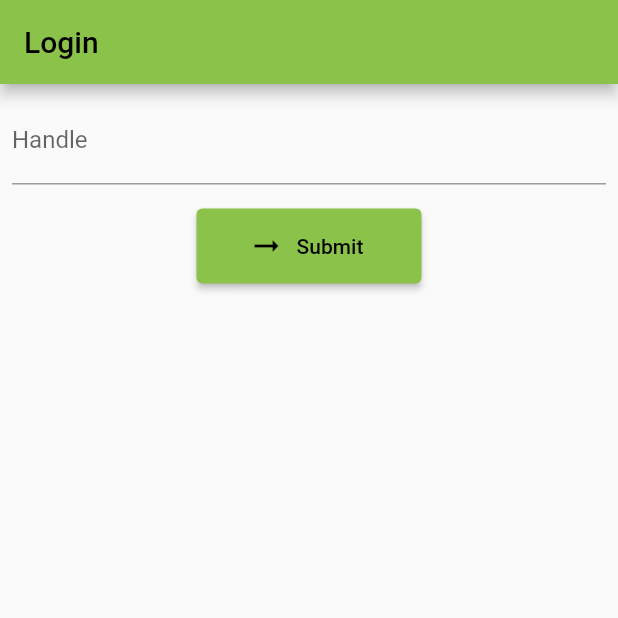
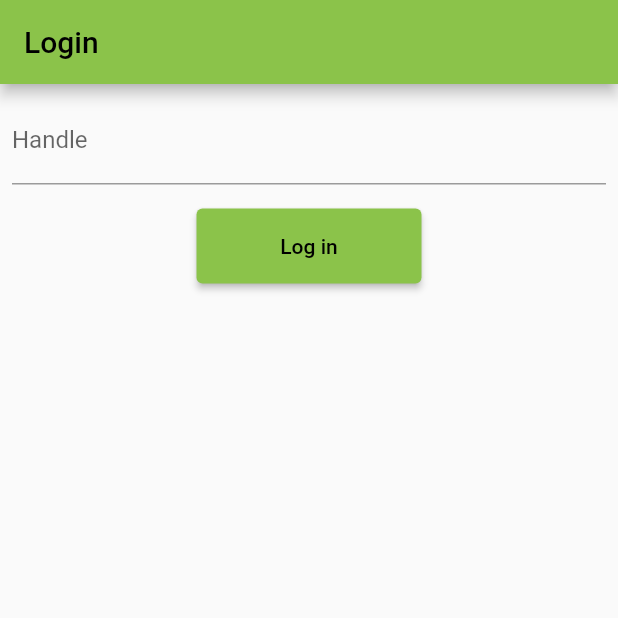
Before and after one commit to uint/mini-chat, a Flutter app: the screen it shows after launch, on a phone screen of 412 x 824 dp, the top half of it. Run offline on Flutter 3.47's test engine with Material 2 defaults, Android fonts, the phone set to English and light mode, and no system bars; our stand-ins replace flutter_riverpod.

Commit message:
client: cosmetic

```diff
--- a/client/lib/login_screen.dart
+++ b/client/lib/login_screen.dart
@@ -132,16 +132,15 @@ class SubmitButton extends ConsumerWidget {
 
   @override
   Widget build(BuildContext context, WidgetRef ref) {
-    return ElevatedButton.icon(
-      icon: _onPressed == null
+    return ElevatedButton(
+      onPressed: _onPressed,
+      child: _onPressed == null
           ? const SizedBox(
               height: 22,
               width: 22,
               child:
                   CircularProgressIndicator(strokeWidth: 3, color: Colors.grey))
-          : const Icon(Icons.arrow_right_alt),
-      onPressed: _onPressed,
-      label: const Text("Submit"),
+          : const Text("Log in"),
       style: ElevatedButton.styleFrom(fixedSize: const Size(150, 50)),
     );
   }
```
